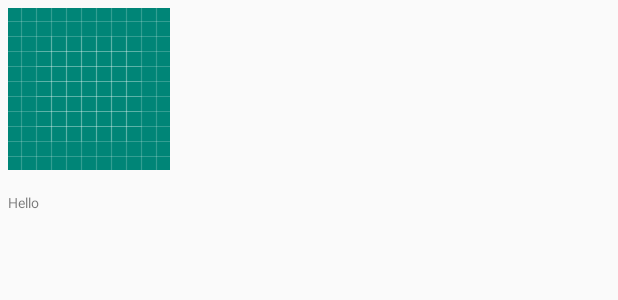
After one commit to Krishnendu0209/ObvTas, an Android app: the layout image_grid.xml on its own in the app's theme, with its tools: preview values and no code run, on a phone screen of 412 x 824 dp. The commit adds this screen. Shown: the top 300 px of the screen. Run offline under Robolectric (Android 15) with nearby library versions, the phone set to English and light mode, and no system bars.

Commit message:
Sixth COmmit -- Added the single grid view item image_grid.xml design (Basic), added the grid view in the activity_main.xml file, in Manifest added Internet permission and in the MainActivity.java file added three arraylists and have given the array adapter call

```diff
--- a/app/src/main/AndroidManifest.xml
+++ b/app/src/main/AndroidManifest.xml
@@ -1,7 +1,7 @@
 <?xml version="1.0" encoding="utf-8"?>
 <manifest xmlns:android="http://schemas.android.com/apk/res/android"
     package="com.example.obvtas">
-
+    <uses-permission android:name="android.permission.INTERNET" />
     <application
         android:allowBackup="true"
         android:icon="@mipmap/ic_launcher"
--- /dev/null
+++ b/app/src/main/res/layout/image_grid.xml
@@ -0,0 +1,25 @@
+<LinearLayout
+    xmlns:android="http://schemas.android.com/apk/res/android"
+    xmlns:tools="http://schemas.android.com/tools"
+    android:layout_width="wrap_content"
+    android:layout_height="wrap_content"
+    android:padding="5dp"
+    android:orientation="vertical">
+
+    <ImageView
+        android:id="@+id/grid_image"
+        android:layout_width="wrap_content"
+        android:layout_height="wrap_content"
+        android:src="@drawable/ic_launcher_background">
+    </ImageView>
+
+    <TextView
+        android:id="@+id/grid_text"
+        android:layout_width="wrap_content"
+        android:layout_height="wrap_content"
+        android:layout_marginTop="15dp"
+        android:text="Hello"
+        android:textSize="9sp" >
+    </TextView>
+
+</LinearLayout>
```
Also changed, not shown: app/src/main/java/com/example/obvtas/MainActivity.java (+16 -8 lines), app/src/main/res/layout/activity_main.xml (+13 -13 lines).
